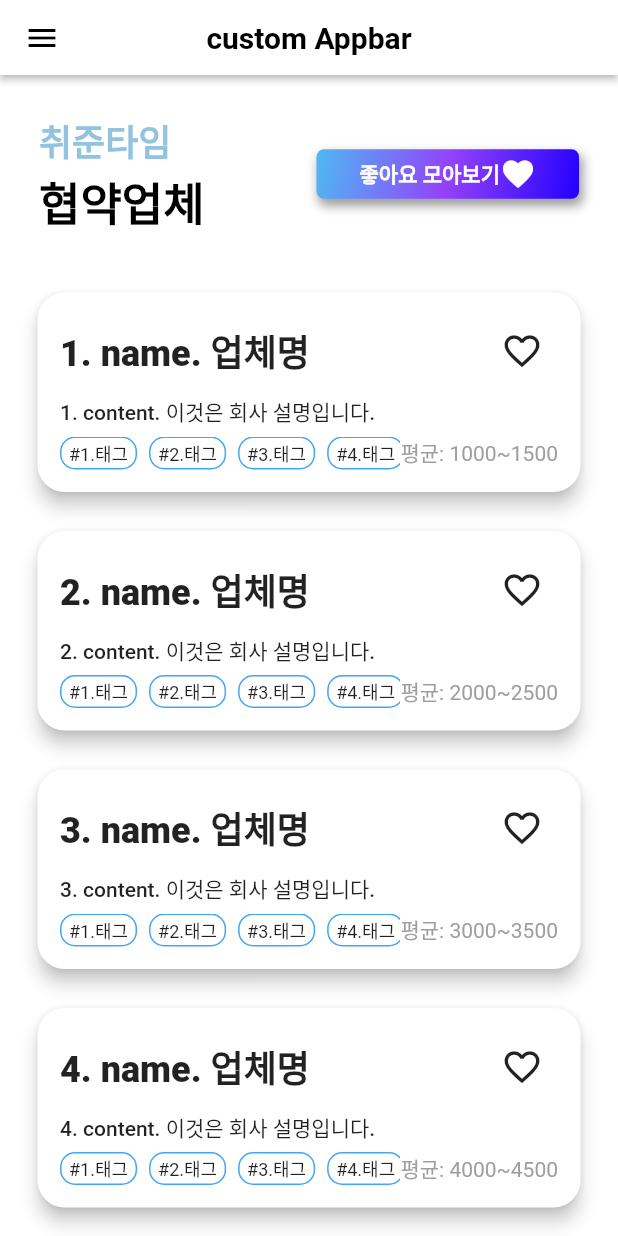
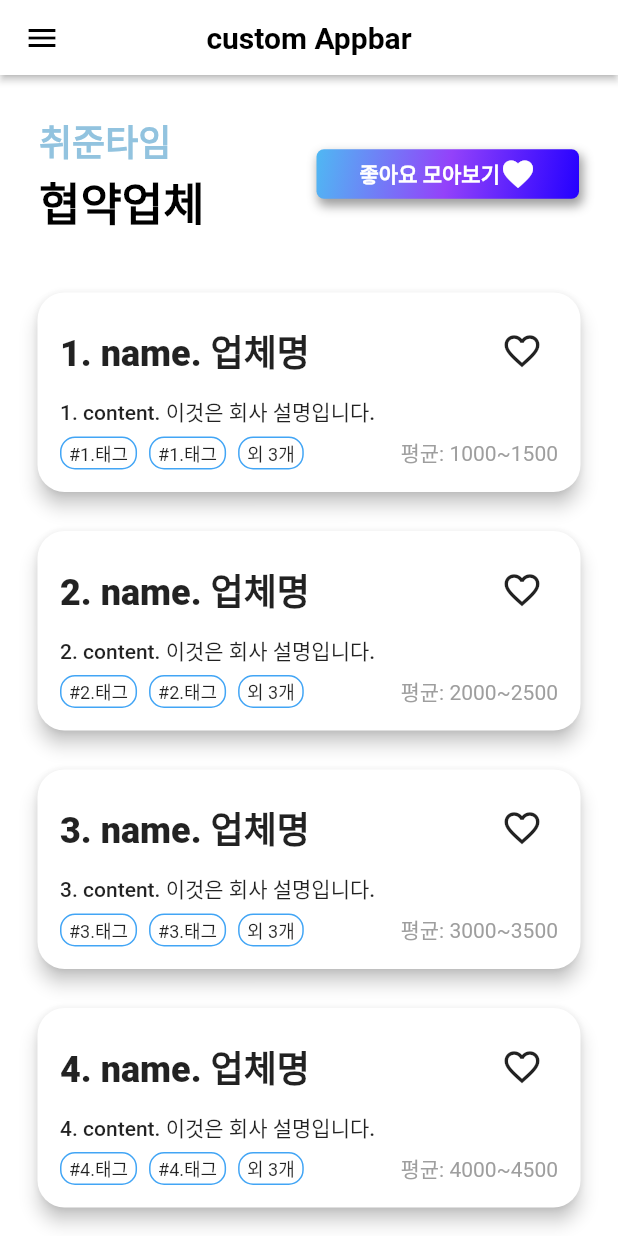
Before and after one commit to chwijunTime/ChwijunTimeAPP, a Flutter app: the ContractingCompPage screen opened by its route, on a phone screen of 412 x 824 dp. Run offline on Flutter 3.47's test engine with Material 2 defaults, Android fonts, the phone set to English and light mode, and no system bars; our stand-ins replace auto_size_text, carousel_slider, dio, geocoding, google_maps_flutter, retrofit; missing offline and left inert: sweet_alert_dialogs; generated files the repository leaves out were written again.

Commit message:
[UPDATE] Tag

```diff
--- a/flutter_app/app_user/lib/screens/contracting_company.dart
+++ b/flutter_app/app_user/lib/screens/contracting_company.dart
@@ -1,5 +1,6 @@
 import 'package:app_user/model/company_vo.dart';
 import 'package:app_user/widgets/button.dart';
+import 'package:app_user/widgets/tag.dart';
 import 'package:flutter/material.dart';
 import 'package:app_user/widgets/app_bar.dart';
 import 'package:app_user/widgets/drawer.dart';
@@ -148,27 +149,46 @@ class _ContractingCompPageState extends State<ContractingCompPage> {
                   style: TextStyle(fontSize: 14, fontWeight: FontWeight.w500),
                 ),
               ),
+              SizedBox(
+                height: 22,
+                child: Row(
+                  children: [
                     Row(
-                children: [
+                      children: List.generate(2, (indextag) {
+                        return buildItemTag(
+                            compList[index].tag, indextag);
+                      }),
+                    ),
+                    Container(
+                      padding: EdgeInsets.fromLTRB(5, 1, 5, 1),
+                      margin: EdgeInsets.only(right: 8),
+                      decoration: BoxDecoration(
+                          borderRadius: BorderRadius.circular(10),
+                          border: Border.all(
+                            color: Colors.blue[400],
+                          )),
+                      child: Center(
+                        child: Text(
+                          "외 ${compList[index].tag.length - 2}개",
+                          style: TextStyle(
+                              fontSize: 12, fontWeight: FontWeight.w400),
+                        ),
+                      ),
+                    ),
                     Expanded(
-                    child: SizedBox(
-                        height: 22,
-                        child: ListView.builder(
-                            scrollDirection: Axis.horizontal,
-                            shrinkWrap: true,
-                            itemCount: 5,
-                            itemBuilder: (context, index) {
-                              return buildItemTag(index);
-                            })),
-                  ),
-                  Text(
+                      child: Align(
+                        alignment: Alignment.centerRight,
+                        child: Text(
                           "평균: ${compList[index].minSalary}~${compList[index].maxSalary}",
                           style: TextStyle(
                               fontSize: 14,
                               color: Colors.grey,
                               fontWeight: FontWeight.w400),
+                        ),
+                      ),
                     )
                   ],
+                ),
               )
             ],
           ),
@@ -176,20 +196,4 @@ class _ContractingCompPageState extends State<ContractingCompPage> {
       ),
     );
   }
-
-  Widget buildItemTag(int index) {
-    return Container(
-      padding: EdgeInsets.fromLTRB(5, 1, 5, 1),
-      margin: EdgeInsets.only(right: 8),
-      decoration: BoxDecoration(
-          borderRadius: BorderRadius.circular(10),
-          border: Border.all(
-            color: Colors.blue[400],
-          )),
-      child: Text(
-        "#${compList[index].tag[index]}",
-        style: TextStyle(fontSize: 12, fontWeight: FontWeight.w400),
-      ),
-    );
 }
-}
```
Lines whose indentation alone changed are shown as unchanged.
